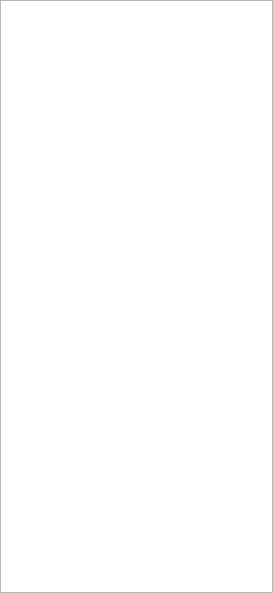
Qt form projectbrowserdockwidget.ui (christopherpow/nesicide) before a commit.
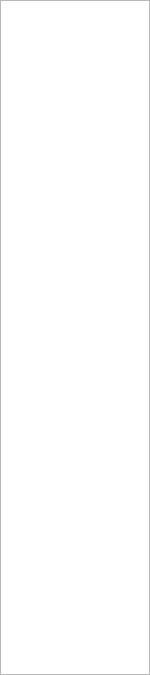
The same form after that commit. Custom widgets are drawn as their Qt base class.

```diff
--- a/projectbrowserdockwidget.ui
+++ b/projectbrowserdockwidget.ui
@@ -6,10 +6,22 @@
    <rect>
     <x>0</x>
     <y>0</y>
-    <width>273</width>
-    <height>593</height>
+    <width>150</width>
+    <height>675</height>
    </rect>
   </property>
+  <property name="sizePolicy">
+   <sizepolicy hsizetype="Preferred" vsizetype="Preferred">
+    <horstretch>0</horstretch>
+    <verstretch>0</verstretch>
+   </sizepolicy>
+  </property>
+  <property name="minimumSize">
+   <size>
+    <width>150</width>
+    <height>81</height>
+   </size>
+  </property>
   <property name="features">
    <set>QDockWidget::AllDockWidgetFeatures</set>
   </property>
```
